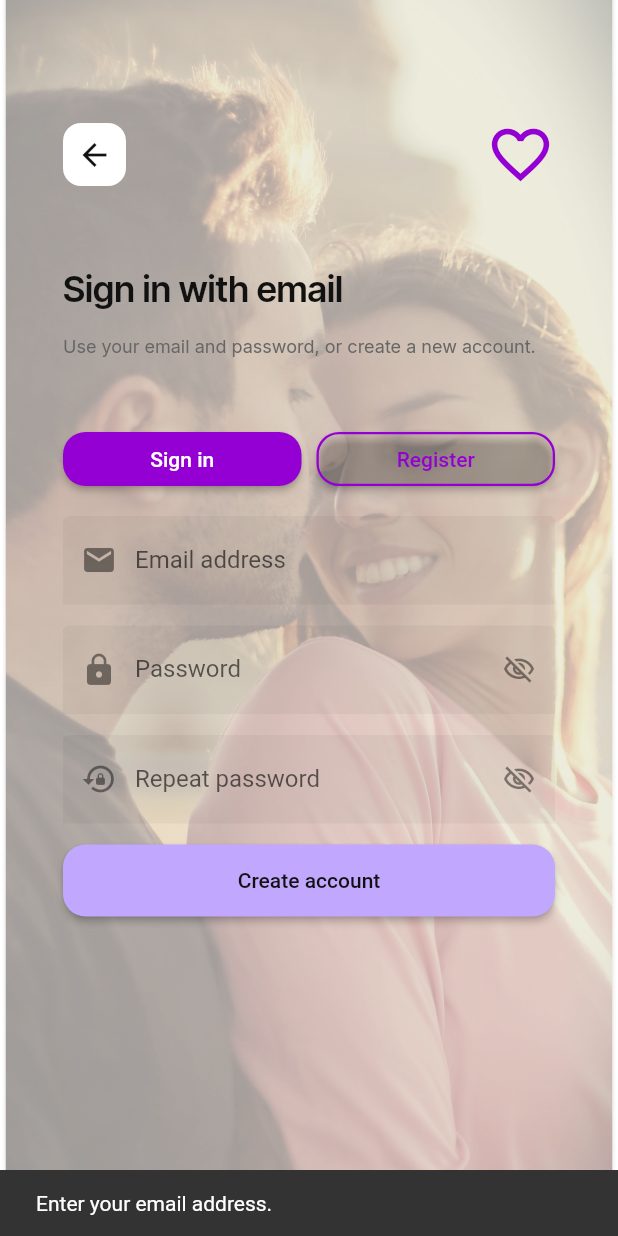
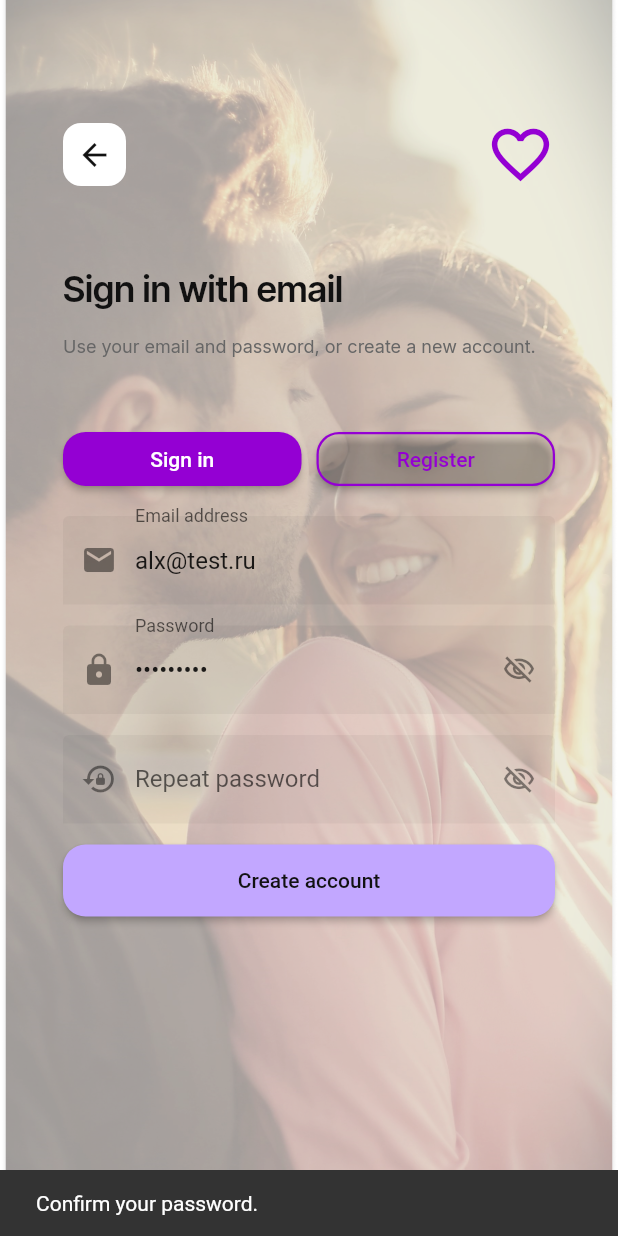
Before and after one commit to kuzmin2021/Nearsy, a Flutter app: the EmailAuthPageWidget screen opened by its route, after a tap on "Register", after a tap on "Create account", on a phone screen of 412 x 824 dp. Run offline on Flutter 3.47's test engine with Material 3 defaults, Android fonts, the phone set to English and light mode, and no system bars; drawn by our look-alikes of auto_size_text; our stand-ins replace cached_network_image, dropdown_button2, easy_debounce, equatable, file_picker, flutter_card_swiper and 9 more; missing offline and left inert: json_path, mime_type; accounts and stored records are empty.

Commit message:
fix: profile photo grid, catchphrase layout, email auth defaults, i18n translations
- profile_grid: 6 slots default, storage_path removed from select/insert
- catchphrase: AspectRatio(3.0) + expands for proportional stretching
- display name: contentPadding instead of external padding
- email auth: defaults alx@test.ru / Test1234!, debounce fixed
- i18n: months + profile_attributes translations for all 20 locales
- grid: childAspectRatio 0.8 -> 1.0

```diff
--- a/lib/email_auth_page/email_auth_page_widget.dart
+++ b/lib/email_auth_page/email_auth_page_widget.dart
@@ -33,11 +33,13 @@ class _EmailAuthPageWidgetState extends State<EmailAuthPageWidget> {
     super.initState();
     _model = createModel(context, () => EmailAuthPageModel());
 
-    _model.emailFieldTextController ??= TextEditingController();
+    _model.emailFieldTextController ??= TextEditingController(text: 'alx@test.ru');
     _model.emailFieldFocusNode ??= FocusNode();
+    _model.email = 'alx@test.ru';
 
-    _model.passwordFieldTextController ??= TextEditingController();
+    _model.passwordFieldTextController ??= TextEditingController(text: 'Test1234!');
     _model.passwordFieldFocusNode ??= FocusNode();
+    _model.password = 'Test1234!';
 
     _model.confirmPasswordFieldTextController ??= TextEditingController();
     _model.confirmPasswordFieldFocusNode ??= FocusNode();
@@ -501,7 +503,14 @@ class _EmailAuthPageWidgetState extends State<EmailAuthPageWidget> {
                                 FTButtonWidget(
                                   onPressed: () async {
                                     Function() _navigate = () {};
-                                    if (_model.email == '') {
+                                    final email =
+                                        _model.emailFieldTextController.text
+                                            .trim();
+                                    final password =
+                                        _model.passwordFieldTextController.text;
+                                    _model.email = email;
+                                    _model.password = password;
+                                    if (email.isEmpty) {
                                       ScaffoldMessenger.of(context)
                                           .showSnackBar(
                                         SnackBar(
@@ -514,7 +523,7 @@ class _EmailAuthPageWidgetState extends State<EmailAuthPageWidget> {
                                         ),
                                       );
                                     } else {
-                                      if (_model.password == '') {
+                                      if (password.isEmpty) {
                                         ScaffoldMessenger.of(context)
                                             .showSnackBar(
                                           SnackBar(
@@ -534,8 +543,8 @@ class _EmailAuthPageWidgetState extends State<EmailAuthPageWidget> {
                                         final user =
                                             await authManager.signInWithEmail(
                                           context,
-                                          _model.email!,
-                                          _model.password!,
+                                          email,
+                                          password,
                                         );
                                         if (user == null) {
                                           return;
@@ -571,7 +580,18 @@ class _EmailAuthPageWidgetState extends State<EmailAuthPageWidget> {
                                 FTButtonWidget(
                                   onPressed: () async {
                                     Function() _navigate = () {};
-                                    if (_model.email == '') {
+                                    final email =
+                                        _model.emailFieldTextController.text
+                                            .trim();
+                                    final password =
+                                        _model.passwordFieldTextController.text;
+                                    final confirmPassword =
+                                        _model.confirmPasswordFieldTextController
+                                            .text;
+                                    _model.email = email;
+                                    _model.password = password;
+                                    _model.confirmPassword = confirmPassword;
+                                    if (email.isEmpty) {
                                       ScaffoldMessenger.of(context)
                                           .showSnackBar(
                                         SnackBar(
@@ -584,7 +604,7 @@ class _EmailAuthPageWidgetState extends State<EmailAuthPageWidget> {
                                         ),
                                       );
                                     } else {
-                                      if (_model.password == '') {
+                                      if (password.isEmpty) {
                                         ScaffoldMessenger.of(context)
                                             .showSnackBar(
                                           SnackBar(
@@ -597,7 +617,7 @@ class _EmailAuthPageWidgetState extends State<EmailAuthPageWidget> {
                                           ),
                                         );
                                       } else {
-                                        if (_model.confirmPassword == '') {
+                                        if (confirmPassword.isEmpty) {
                                           ScaffoldMessenger.of(context)
                                               .showSnackBar(
                                             SnackBar(
@@ -610,15 +630,15 @@ class _EmailAuthPageWidgetState extends State<EmailAuthPageWidget> {
                                             ),
                                           );
                                         } else {
-                                          if (_model.password ==
-                                              _model.confirmPassword) {
+                                          if (password ==
+                                              confirmPassword) {
                                             FTAppState().profileIsOnboarded =
                                                 false;
                                             safeSetState(() {});
                                             GoRouter.of(context)
                                                 .prepareAuthEvent();
-                                            if (_model.password! !=
-                                                _model.confirmPassword!) {
+                                            if (password !=
+                                                confirmPassword) {
                                               ScaffoldMessenger.of(context)
                                                   .showSnackBar(
                                                 SnackBar(
@@ -633,8 +653,8 @@ class _EmailAuthPageWidgetState extends State<EmailAuthPageWidget> {
                                             final user = await authManager
                                                 .createAccountWithEmail(
                                               context,
-                                              _model.email!,
-                                              _model.password!,
+                                              email,
+                                              password,
                                             );
                                             if (user == null) {
                                               return;
--- a/lib/pages/profile_page/profile_page_model.dart
+++ b/lib/pages/profile_page/profile_page_model.dart
@@ -67,7 +67,7 @@
 
   String? profileSmoking = '';
 
-  List<String> profileGridSlots = [];
+  List<String> profileGridSlots = ['__add_photo__', '__empty_photo__', '__empty_photo__', '__empty_photo__', '__empty_photo__', '__empty_photo__'];
   void addToProfileGridSlots(String item) => profileGridSlots.add(item);
   void removeFromProfileGridSlots(String item) => profileGridSlots.remove(item);
   void removeAtIndexFromProfileGridSlots(int index) =>
--- a/lib/pages/profile_page/profile_page_widget.dart
+++ b/lib/pages/profile_page/profile_page_widget.dart
@@ -512,7 +512,7 @@ class _ProfilePageWidgetState extends State<ProfilePageWidget> {
           localizeProfileAttribute('smoking', profile?['smoking']);
       final photos = await SupaFlow.client
           .from('user_photos')
-          .select('photo_url, storage_path, slot, order')
+          .select('photo_url, slot, order')
           .eq('user_id', userId)
           .order('slot', ascending: true)
           .order('order', ascending: true)
@@ -1048,9 +1048,7 @@ class _ProfilePageWidgetState extends State<ProfilePageWidget> {
                                             width: double.infinity,
                                             height: 44.0,
                                             child: Padding(
-                                              padding: EdgeInsetsDirectional
-                                                  .fromSTEB(
-                                                      12.0, 2.0, 12.0, 2.0),
+                                              padding: EdgeInsets.zero,
                                               child: TextFormField(
                                                 controller: _model
                                                     .profileDisplayNameFieldTextController,
@@ -1144,6 +1142,10 @@ class _ProfilePageWidgetState extends State<ProfilePageWidget> {
                                                 },
                                                 obscureText: false,
                                                 decoration: InputDecoration(
+                                                  contentPadding:
+                                                      EdgeInsetsDirectional
+                                                          .fromSTEB(
+                                                              12.0, 0.0, 12.0, 0.0),
                                                   hintText: AppLabels.of(
                                                           context)
                                                       .get(
@@ -1226,10 +1228,11 @@ class _ProfilePageWidgetState extends State<ProfilePageWidget> {
                                         ],
                                       ),
                                     ),
-                                    Container(
-                                      width: double.infinity,
-                                      height: 72.0,
-                                      decoration: BoxDecoration(
+                                    AspectRatio(
+                                      aspectRatio: 3.0,
+                                      child: Container(
+                                        width: double.infinity,
+                                        decoration: BoxDecoration(
                                         color: FloterTheme.of(context)
                                             .secondaryBackground,
                                         borderRadius:
@@ -1241,8 +1244,7 @@ class _ProfilePageWidgetState extends State<ProfilePageWidget> {
                                         ),
                                       ),
                                       child: Padding(
-                                        padding: EdgeInsetsDirectional.fromSTEB(
-                                            12.0, 6.0, 12.0, 6.0),
+                                        padding: EdgeInsets.zero,
                                         child: TextFormField(
                                           controller: _model
                                               .profileCatchphraseFieldTextController,
@@ -1281,6 +1283,10 @@ class _ProfilePageWidgetState extends State<ProfilePageWidget> {
                                           },
                                           obscureText: false,
                                           decoration: InputDecoration(
+                                            contentPadding:
+                                                EdgeInsetsDirectional
+                                                    .fromSTEB(
+                                                        12.0, 8.0, 12.0, 8.0),
                                             hintText:
                                                 AppLabels.of(context)
                                                     .get(
@@ -1334,7 +1340,11 @@ class _ProfilePageWidgetState extends State<ProfilePageWidget> {
                                             filled: true,
                                           ),
                                           style: TextStyle(),
-                                          maxLines: 2,
+                                          textAlignVertical:
+                                              TextAlignVertical.top,
+                                          expands: true,
+                                          minLines: null,
+                                          maxLines: null,
                                           maxLength: 80,
                                           maxLengthEnforcement:
                                               MaxLengthEnforcement.enforced,
@@ -1349,7 +1359,8 @@ class _ProfilePageWidgetState extends State<ProfilePageWidget> {
                                         ),
                                       ),
                                     ),
-                                  ].divide(SizedBox(height: 8.0)),
+                                  ),
+                                ].divide(SizedBox(height: 8.0)),
                                 ),
                               ),
                             ].divide(SizedBox(width: 16.0)),
@@ -1368,7 +1379,7 @@ class _ProfilePageWidgetState extends State<ProfilePageWidget> {
                                     crossAxisCount: 3,
                                     crossAxisSpacing: 12.0,
                                     mainAxisSpacing: 12.0,
-                                    childAspectRatio: 0.8,
+                                    childAspectRatio: 1.0,
                                   ),
                                   shrinkWrap: true,
                                   itemCount: profileGridSlot.length,
@@ -1657,7 +1668,7 @@ class _ProfilePageWidgetState extends State<ProfilePageWidget> {
                                                           .client
                                                           .from('user_photos')
                                                           .select(
-                                                              'id, photo_url, storage_path, slot, order')
+                                                              'id, photo_url, slot, order')
                                                           .eq('user_id', userId)
                                                           .order('slot',
                                                               ascending: true)
@@ -1812,15 +1823,8 @@ class _ProfilePageWidgetState extends State<ProfilePageWidget> {
                                                           'user_id': userId,
                                                           'photo_url':
                                                               uploadedUrl,
-                                                          'photo_path':
-                                                              uploadedUrl,
-                                                          'storage_path':
-                                                              storagePath,
                                                           'slot': nextSlot,
                                                           'order': nextSlot,
-                                                          'position': nextSlot,
-                                                          'is_main': false,
-                                                          'used': 'true',
                                                         });
                                                       } catch (error) {
                                                         await storageBucket
```
Also changed, not shown: assets/i18n/ru.json (+7 -7 lines).
